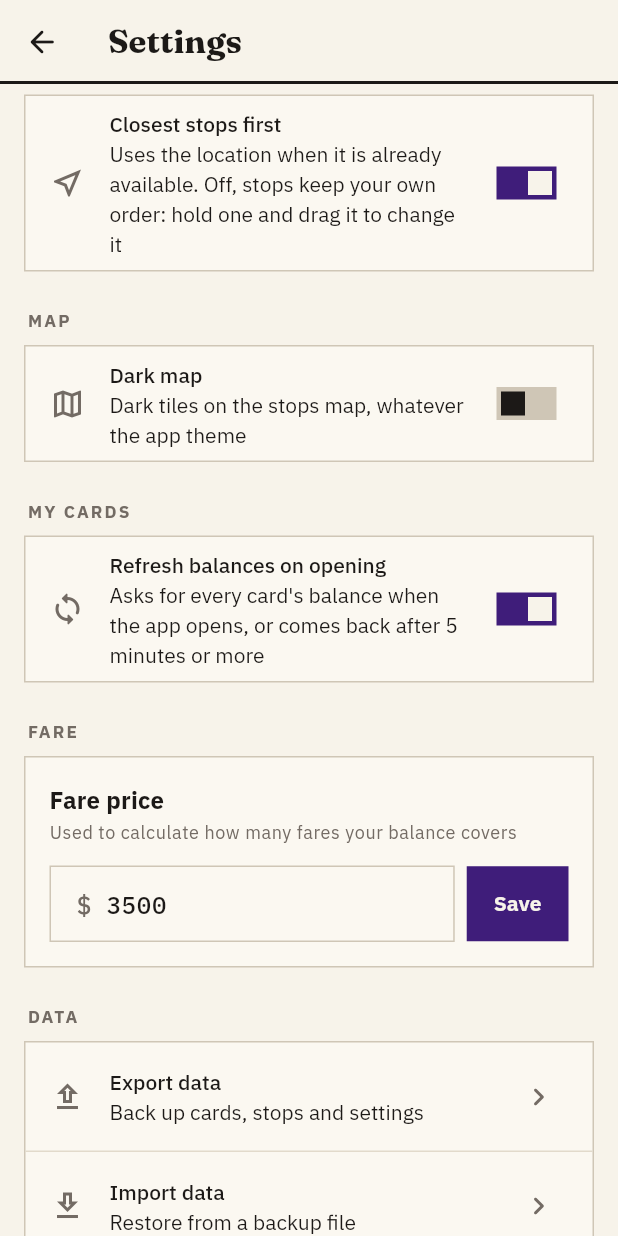
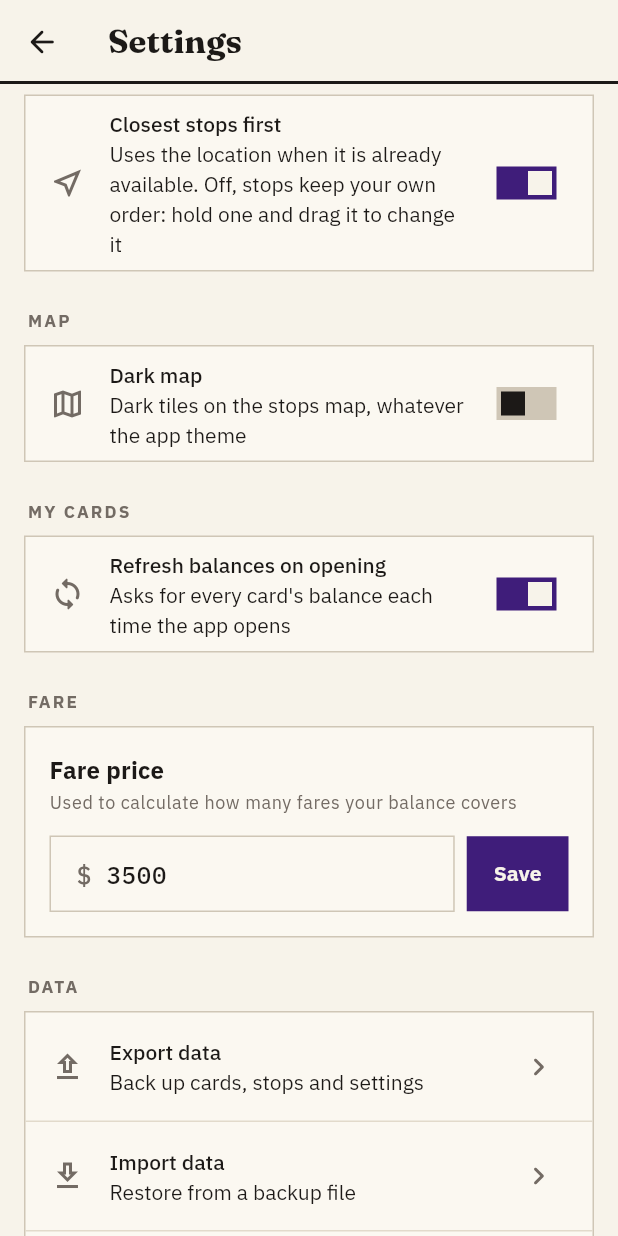
Before and after one commit to Yenreh/CaliGo, a Flutter app: the SettingsScreen screen opened by its route, scrolled down 576 dp, on a phone screen of 412 x 824 dp. Run offline on Flutter 3.47's test engine with Material 3 defaults, Android fonts, the phone set to English and light mode, and no system bars; our stand-ins replace file_picker, flutter_map, flutter_riverpod, geolocator, go_router, latlong2 and 4 more; missing offline and left inert: dart:ffi; accounts and stored records are empty; project files that could hold a hidden picture were left out.

Commit message:
refresh balances only when the app launches, not on coming back to it

```diff
--- a/lib/l10n/app_en.arb
+++ b/lib/l10n/app_en.arb
@@ -219,6 +219,6 @@
   "noReleasesYet": "No releases published yet",
   "updateCheckFailed": "Could not check for updates",
   "refreshBalancesOnOpen": "Refresh balances on opening",
-  "refreshBalancesOnOpenDesc": "Asks for every card's balance when the app opens, or comes back after 5 minutes or more",
+  "refreshBalancesOnOpenDesc": "Asks for every card's balance each time the app opens",
   "cardsShort": "Cards"
 }
--- a/lib/l10n/app_es.arb
+++ b/lib/l10n/app_es.arb
@@ -212,6 +212,6 @@
   "noReleasesYet": "Aún no hay versiones publicadas",
   "updateCheckFailed": "No se pudo buscar actualizaciones",
   "refreshBalancesOnOpen": "Actualizar saldos al abrir",
-  "refreshBalancesOnOpenDesc": "Consulta el saldo de cada tarjeta al abrir la app, o al volver a ella tras 5 minutos o más",
+  "refreshBalancesOnOpenDesc": "Consulta el saldo de cada tarjeta cada vez que se abre la app",
   "cardsShort": "Tarjetas"
 }
--- a/lib/l10n/app_localizations.dart
+++ b/lib/l10n/app_localizations.dart
@@ -1079,7 +1079,7 @@ abstract class AppLocalizations {
   /// No description provided for @refreshBalancesOnOpenDesc.
   ///
   /// In en, this message translates to:
-  /// **'Asks for every card\'s balance when the app opens, or comes back after 5 minutes or more'**
+  /// **'Asks for every card\'s balance each time the app opens'**
   String get refreshBalancesOnOpenDesc;
 
   /// No description provided for @cardsShort.
--- a/lib/l10n/app_localizations_en.dart
+++ b/lib/l10n/app_localizations_en.dart
@@ -559,7 +559,7 @@ class AppLocalizationsEn extends AppLocalizations {
 
   @override
   String get refreshBalancesOnOpenDesc =>
-      'Asks for every card\'s balance when the app opens, or comes back after 5 minutes or more';
+      'Asks for every card\'s balance each time the app opens';
 
   @override
   String get cardsShort => 'Cards';
--- a/lib/l10n/app_localizations_es.dart
+++ b/lib/l10n/app_localizations_es.dart
@@ -567,7 +567,7 @@ class AppLocalizationsEs extends AppLocalizations {
 
   @override
   String get refreshBalancesOnOpenDesc =>
-      'Consulta el saldo de cada tarjeta al abrir la app, o al volver a ella tras 5 minutos o más';
+      'Consulta el saldo de cada tarjeta cada vez que se abre la app';
 
   @override
   String get cardsShort => 'Tarjetas';
--- a/lib/presentation/providers/settings_provider.dart
+++ b/lib/presentation/providers/settings_provider.dart
@@ -28,7 +28,7 @@ class SettingsState {
   /// order they were saved in
   final bool sortStopsByProximity;
 
-  /// Ask for every balance when the app opens or comes back after a while
+  /// Ask for every balance when the app opens
   final bool refreshBalancesOnOpen;
 
   /// Dark map tiles, chosen apart from the app theme: dark tiles are
```
Also changed, not shown: lib/presentation/providers/cards_provider.dart (+6 -11 lines), lib/presentation/screens/main_screen.dart (+3 -4 lines), 1 other file.
